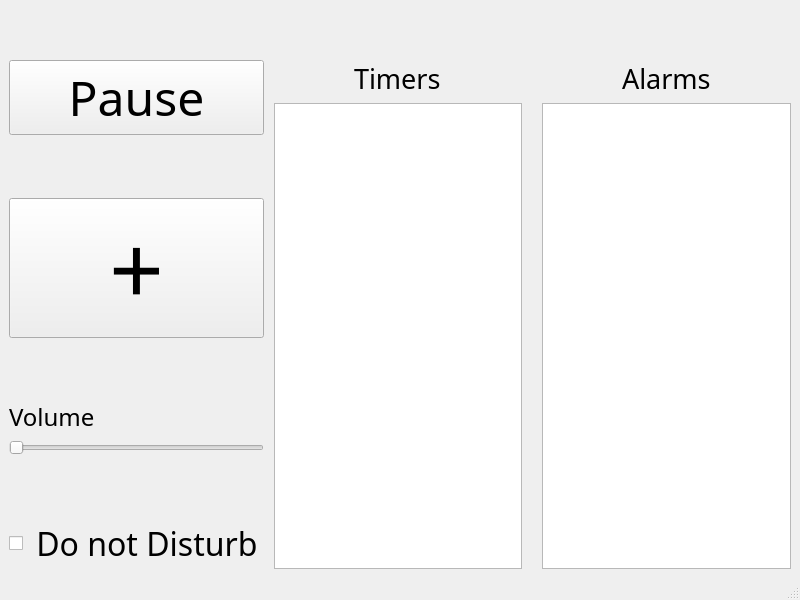
Qt form mainwindow.ui (LukiancenkoL/sem3lab2) before a commit.
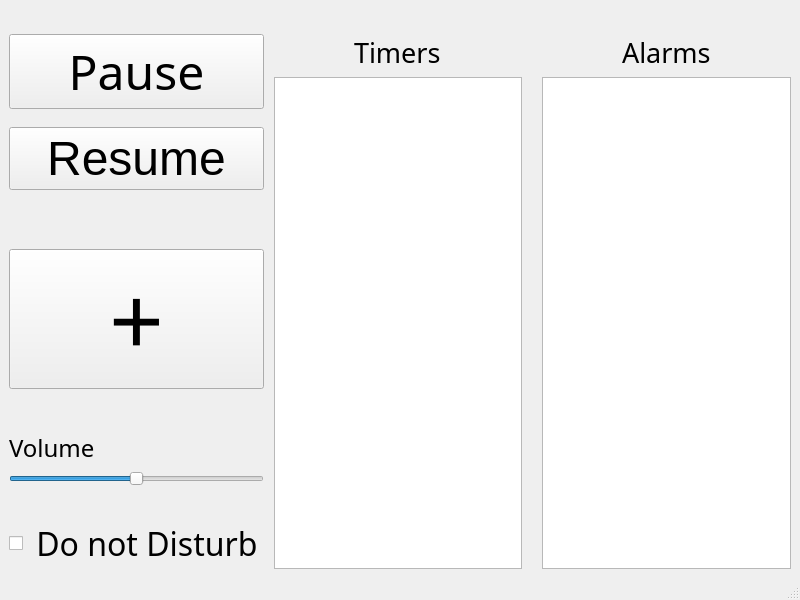
The same form after that commit. Icons and pictures are not drawn.

```diff
--- a/mainwindow.ui
+++ b/mainwindow.ui
@@ -1,7 +1,7 @@
 <?xml version="1.0" encoding="UTF-8"?>
 <ui version="4.0">
- <class>mainWindow</class>
- <widget class="QMainWindow" name="mainWindow">
+ <class>MainWindow</class>
+ <widget class="QMainWindow" name="MainWindow">
   <property name="geometry">
    <rect>
     <x>0</x>
@@ -28,20 +28,7 @@
   </property>
   <widget class="QWidget" name="centralwidget">
    <layout class="QGridLayout" name="gridLayout">
-    <item row="9" column="0">
-     <widget class="QCheckBox" name="doNotDisturb">
-      <property name="font">
-       <font>
-        <family>Noto Sans</family>
-        <pointsize>24</pointsize>
-       </font>
-      </property>
-      <property name="text">
-       <string> Do not Disturb</string>
-      </property>
-     </widget>
-    </item>
-    <item row="4" column="0">
+    <item row="12" column="0">
      <widget class="QPushButton" name="addButton">
       <property name="font">
        <font>
@@ -54,20 +41,69 @@
       </property>
      </widget>
     </item>
-    <item row="4" column="1">
-     <spacer name="horizontalSpacer_2">
+    <item row="15" column="0">
+     <widget class="QSlider" name="volumeSlider">
+      <property name="maximum">
+       <number>100</number>
+      </property>
+      <property name="value">
+       <number>50</number>
+      </property>
       <property name="orientation">
        <enum>Qt::Orientation::Horizontal</enum>
       </property>
+     </widget>
+    </item>
+    <item row="17" column="0">
+     <widget class="QCheckBox" name="doNotDisturb">
+      <property name="font">
+       <font>
+        <family>Noto Sans</family>
+        <pointsize>24</pointsize>
+       </font>
+      </property>
+      <property name="text">
+       <string> Do not Disturb</string>
+      </property>
+     </widget>
+    </item>
+    <item row="6" column="2" rowspan="12">
+     <widget class="QListWidget" name="timersList">
+      <property name="selectionMode">
+       <enum>QAbstractItemView::SelectionMode::MultiSelection</enum>
+      </property>
+     </widget>
+    </item>
+    <item row="10" column="0">
+     <spacer name="verticalSpacer">
+      <property name="orientation">
+       <enum>Qt::Orientation::Vertical</enum>
+      </property>
+      <property name="sizeType">
+       <enum>QSizePolicy::Policy::Expanding</enum>
+      </property>
       <property name="sizeHint" stdset="0">
        <size>
-        <width>11</width>
-        <height>20</height>
+        <width>20</width>
+        <height>51</height>
        </size>
       </property>
      </spacer>
     </item>
-    <item row="6" column="0">
+    <item row="13" column="0">
+     <spacer name="verticalSpacer_2">
+      <property name="orientation">
+       <enum>Qt::Orientation::Vertical</enum>
+      </property>
+      <property name="sizeHint" stdset="0">
+       <size>
+        <width>20</width>
+        <height>40</height>
+       </size>
+      </property>
+     </spacer>
+    </item>
+    <item row="14" column="0">
      <widget class="QLabel" name="volumeLabel">
       <property name="font">
        <font>
@@ -83,22 +119,6 @@
       </property>
      </widget>
     </item>
-    <item row="2" column="2" rowspan="8">
-     <widget class="QListWidget" name="timersList"/>
-    </item>
-    <item row="1" column="4" alignment="Qt::AlignmentFlag::AlignHCenter">
-     <widget class="QLabel" name="alarmsLabel">
-      <property name="font">
-       <font>
-        <family>Noto Sans</family>
-        <pointsize>20</pointsize>
-       </font>
-      </property>
-      <property name="text">
-       <string>Alarms</string>
-      </property>
-     </widget>
-    </item>
     <item row="0" column="0">
      <spacer name="verticalSpacer_4">
       <property name="orientation">
@@ -112,20 +132,38 @@
       </property>
      </spacer>
     </item>
-    <item row="3" column="0">
-     <spacer name="verticalSpacer">
-      <property name="orientation">
-       <enum>Qt::Orientation::Vertical</enum>
+    <item row="9" column="0">
+     <widget class="QPushButton" name="resumeButton">
+      <property name="sizePolicy">
+       <sizepolicy hsizetype="Minimum" vsizetype="Fixed">
+        <horstretch>0</horstretch>
+        <verstretch>0</verstretch>
+       </sizepolicy>
       </property>
-      <property name="sizeHint" stdset="0">
+      <property name="minimumSize">
        <size>
-        <width>20</width>
-        <height>51</height>
+        <width>0</width>
+        <height>0</height>
        </size>
       </property>
-     </spacer>
+      <property name="font">
+       <font>
+        <pointsize>36</pointsize>
+       </font>
+      </property>
+      <property name="text">
+       <string>Resume</string>
+      </property>
+     </widget>
     </item>
-    <item row="8" column="0">
+    <item row="6" column="4" rowspan="12">
+     <widget class="QListWidget" name="alarmsList">
+      <property name="selectionMode">
+       <enum>QAbstractItemView::SelectionMode::MultiSelection</enum>
+      </property>
+     </widget>
+    </item>
+    <item row="16" column="0">
      <spacer name="verticalSpacer_3">
       <property name="orientation">
        <enum>Qt::Orientation::Vertical</enum>
@@ -138,20 +176,7 @@
       </property>
      </spacer>
     </item>
-    <item row="1" column="2" alignment="Qt::AlignmentFlag::AlignHCenter">
-     <widget class="QLabel" name="timersLabel">
-      <property name="font">
-       <font>
-        <family>Noto Sans</family>
-        <pointsize>20</pointsize>
-       </font>
-      </property>
-      <property name="text">
-       <string>Timers</string>
-      </property>
-     </widget>
-    </item>
-    <item row="1" column="0" rowspan="2">
+    <item row="5" column="0" rowspan="2">
      <widget class="QPushButton" name="pauseButton">
       <property name="font">
        <font>
@@ -164,14 +189,20 @@
       </property>
      </widget>
     </item>
-    <item row="7" column="0">
-     <widget class="QSlider" name="volumeSlider">
+    <item row="12" column="1">
+     <spacer name="horizontalSpacer_2">
       <property name="orientation">
        <enum>Qt::Orientation::Horizontal</enum>
       </property>
-     </widget>
+      <property name="sizeHint" stdset="0">
+       <size>
+        <width>11</width>
+        <height>20</height>
+       </size>
+      </property>
+     </spacer>
     </item>
-    <item row="6" column="3">
+    <item row="14" column="3">
      <spacer name="horizontalSpacer">
       <property name="orientation">
        <enum>Qt::Orientation::Horizontal</enum>
@@ -184,21 +215,31 @@
       </property>
      </spacer>
     </item>
-    <item row="5" column="0">
-     <spacer name="verticalSpacer_2">
-      <property name="orientation">
-       <enum>Qt::Orientation::Vertical</enum>
+    <item row="5" column="4" alignment="Qt::AlignmentFlag::AlignHCenter">
+     <widget class="QLabel" name="alarmsLabel">
+      <property name="font">
+       <font>
+        <family>Noto Sans</family>
+        <pointsize>20</pointsize>
+       </font>
       </property>
-      <property name="sizeHint" stdset="0">
-       <size>
-        <width>20</width>
-        <height>40</height>
-       </size>
+      <property name="text">
+       <string>Alarms</string>
       </property>
-     </spacer>
+     </widget>
     </item>
-    <item row="2" column="4" rowspan="8">
-     <widget class="QListWidget" name="alarmsList"/>
+    <item row="5" column="2" alignment="Qt::AlignmentFlag::AlignHCenter">
+     <widget class="QLabel" name="timersLabel">
+      <property name="font">
+       <font>
+        <family>Noto Sans</family>
+        <pointsize>20</pointsize>
+       </font>
+      </property>
+      <property name="text">
+       <string>Timers</string>
+      </property>
+     </widget>
     </item>
    </layout>
   </widget>
@@ -208,7 +249,7 @@
      <x>0</x>
      <y>0</y>
      <width>800</width>
-     <height>20</height>
+     <height>22</height>
     </rect>
    </property>
   </widget>
```
